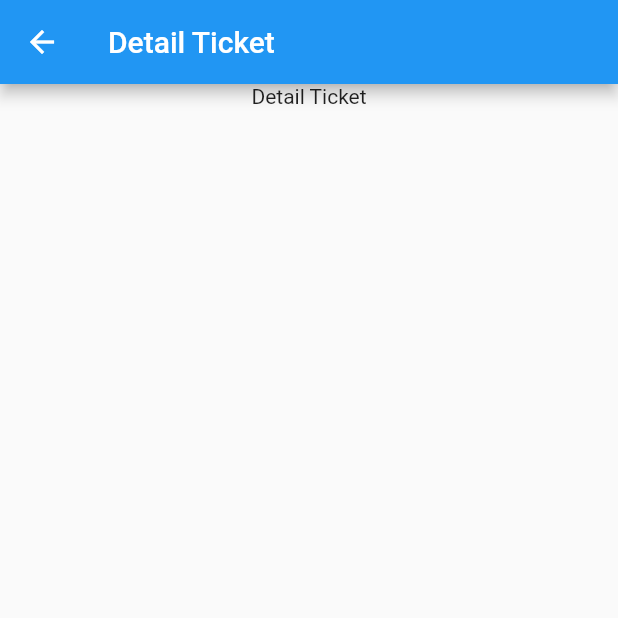
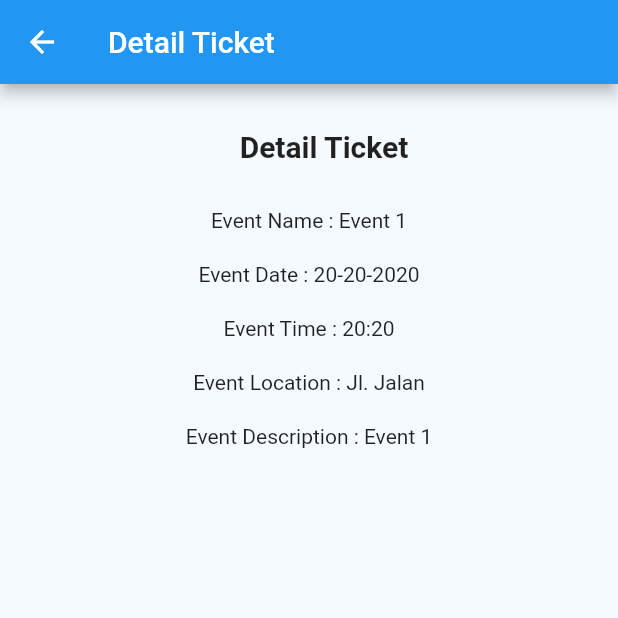
Before and after one commit to ferdyfebriyanto/eventq, a Flutter app: the DetailTicketPage screen opened directly, on a phone screen of 412 x 824 dp, the top half of it. Run offline on Flutter 3.47's test engine with Material 2 defaults, Android fonts, the phone set to English and light mode, and no system bars.

Commit message:
update UI

```diff
--- a/lib/pages/detail_event.dart
+++ b/lib/pages/detail_event.dart
@@ -18,7 +18,7 @@ class _DetailEventPageState extends State<DetailEventPage> {
       ),
       body: SafeArea(
         child: Padding(
-          padding: const EdgeInsets.all(20),
+          padding: const EdgeInsets.all(10),
           child: Column(
             mainAxisAlignment: MainAxisAlignment.start,
             children: [
--- a/lib/pages/detail_ticket.dart
+++ b/lib/pages/detail_ticket.dart
@@ -11,14 +11,55 @@ class _DetailTicketPageState extends State<DetailTicketPage> {
   @override
   Widget build(BuildContext context) {
     return Scaffold(
+      backgroundColor: Color(0xffF5FAFF),
       appBar: AppBar(
         title: Text("Detail Ticket"),
       ),
       body: Center(
         child: Column(
           children: [
+            Padding(
+              padding: EdgeInsets.only(left: 20, top: 30),
+              child: Text(
+                'Detail Ticket',
+                style: TextStyle(
+                  fontSize: 20,
+                  fontWeight: FontWeight.bold,
+                ),
+              ),
+            ),
+            SizedBox(
+              height: 30,
+            ),
             Container(
-              child: const Text("Detail Ticket"),
+              child: const Text("Event Name : Event 1"),
+            ),
+            SizedBox(
+              height: 20,
+            ),
+            Container(
+              child: const Text("Event Date : 20-20-2020"),
+            ),
+            SizedBox(
+              height: 20,
+            ),
+            Container(
+              child: const Text("Event Time : 20:20"),
+            ),
+            SizedBox(
+              height: 20,
+            ),
+            Container(
+              child: const Text("Event Location : Jl. Jalan"),
+            ),
+            SizedBox(
+              height: 20,
+            ),
+            Container(
+              child: const Text("Event Description : Event 1"),
+            ),
+            SizedBox(
+              height: 20,
             ),
           ],
         ),
--- a/lib/pages/transaction_success.dart
+++ b/lib/pages/transaction_success.dart
@@ -8,9 +8,11 @@ class TransactionSuccess extends StatelessWidget {
   @override
   Widget build(BuildContext context) {
     return Scaffold(
+      backgroundColor: Color(0xffF5FAFF),
       body: SafeArea(
         child: Center(
           child: Column(
+            mainAxisAlignment: MainAxisAlignment.center,
             children: [
               Container(
                 child: Icon(
```
Also changed, not shown: lib/pages/user.dart (+13 -4 lines).
